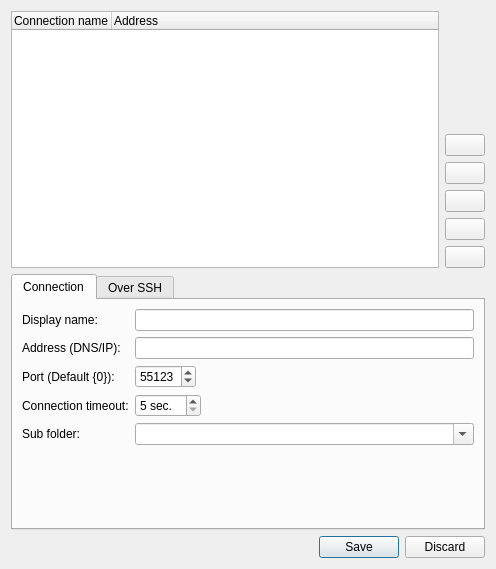
This is ui_dev/revpiplclist.ui in naruxde/revpicommander as Qt 5 draws it before an edit. The edited form follows.
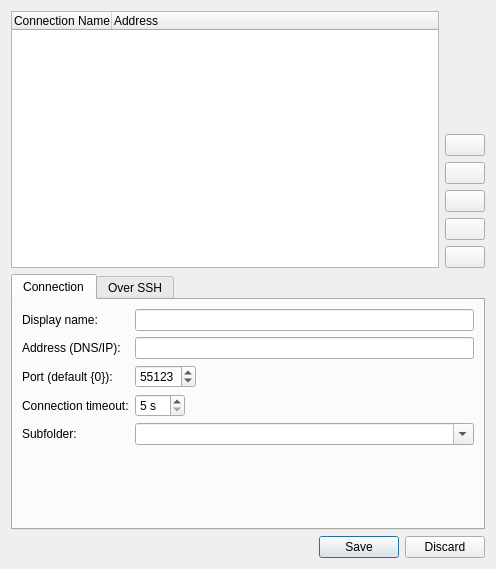
This is the edited form. Icons and pictures are not drawn.

Patch:
```diff
--- a/ui_dev/revpiplclist.ui
+++ b/ui_dev/revpiplclist.ui
@@ -47,7 +47,7 @@
        <item row="2" column="0">
         <widget class="QLabel" name="lbl_port">
          <property name="text">
-          <string>Port (Default {0}):</string>
+          <string>Port (default {0}):</string>
          </property>
         </widget>
        </item>
@@ -86,7 +86,7 @@
           </sizepolicy>
          </property>
          <property name="suffix">
-          <string> sec.</string>
+          <string> s</string>
          </property>
          <property name="minimum">
           <number>5</number>
@@ -99,7 +99,7 @@
        <item row="4" column="0">
         <widget class="QLabel" name="lbl_folder">
          <property name="text">
-          <string>Sub folder:</string>
+          <string>Subfolder:</string>
          </property>
         </widget>
        </item>
@@ -194,7 +194,7 @@
      </property>
      <column>
       <property name="text">
-       <string>Connection name</string>
+       <string>Connection Name</string>
       </property>
      </column>
      <column>
```
Left out of the diff: 2 changed lines with no effect on the pictures.
